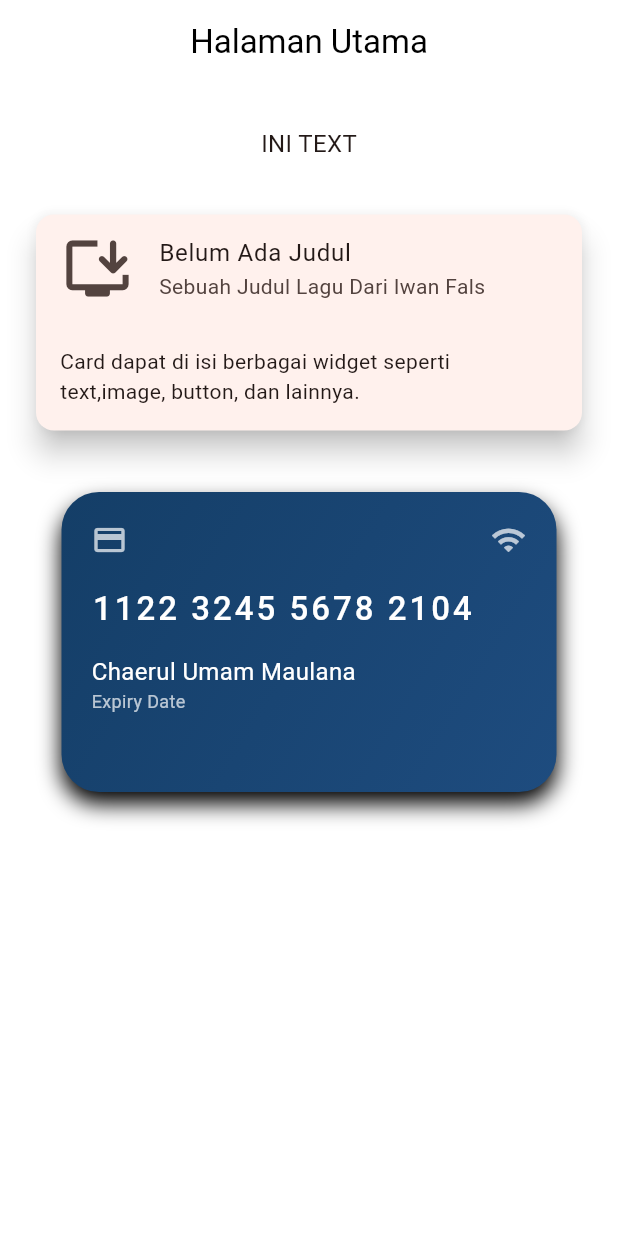
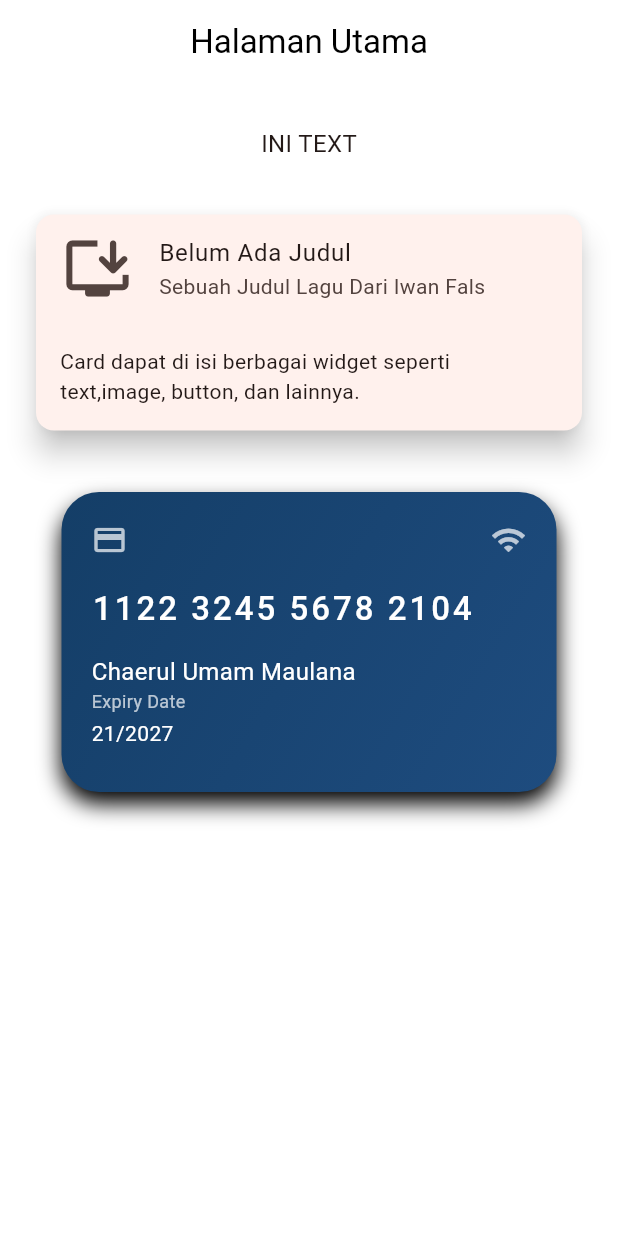
Before and after one commit to ChaerulUmamMaulana/tugas_week_8, a Flutter app: the screen it shows after launch, on a phone screen of 412 x 824 dp. Run offline on Flutter 3.47's test engine with Material 3 defaults, Android fonts, the phone set to English and light mode, and no system bars.

Commit message:
membuat sizedbox untuk membuat tanggal, tahun expired date

```diff
--- a/lib/pages/page_card_01.dart
+++ b/lib/pages/page_card_01.dart
@@ -112,6 +112,11 @@ class PageCard01 extends StatelessWidget {
                                 style:
                                     TextStyle(color: Colors.white70, fontSize: 12),
                               ),
+                              SizedBox(height: 3),
+                              Text(
+                                "21/2027",
+                                style: TextStyle(color: Colors.white, fontSize: 14),
+                              ),
                     ],
                     ),
                         ],
```
